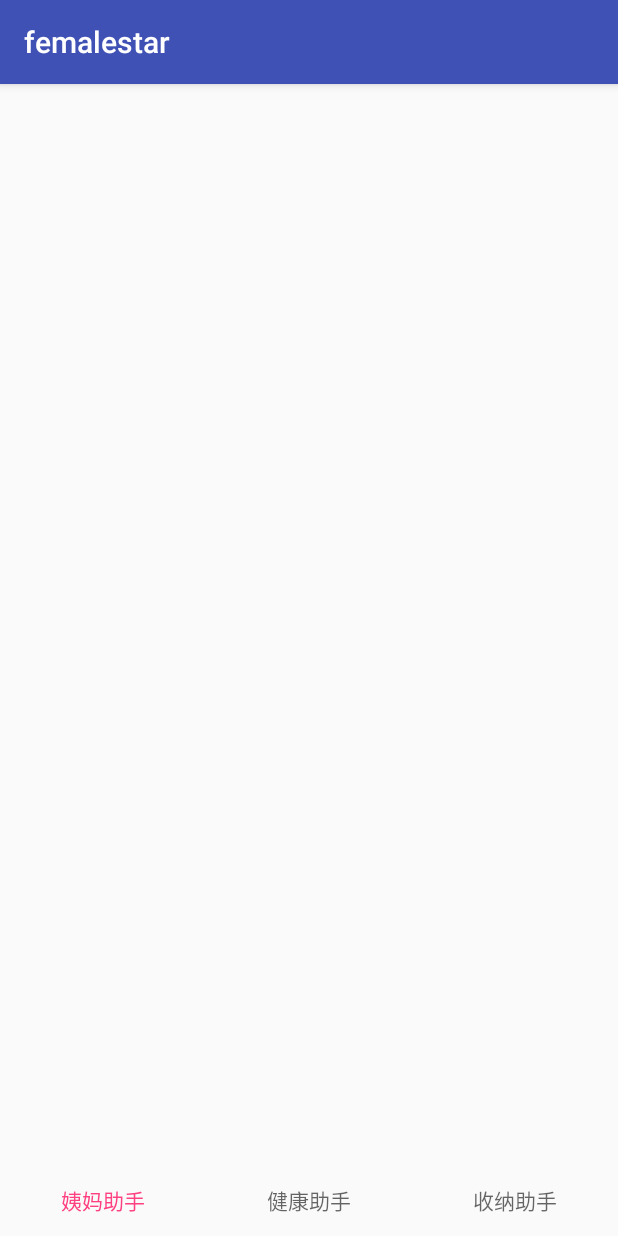
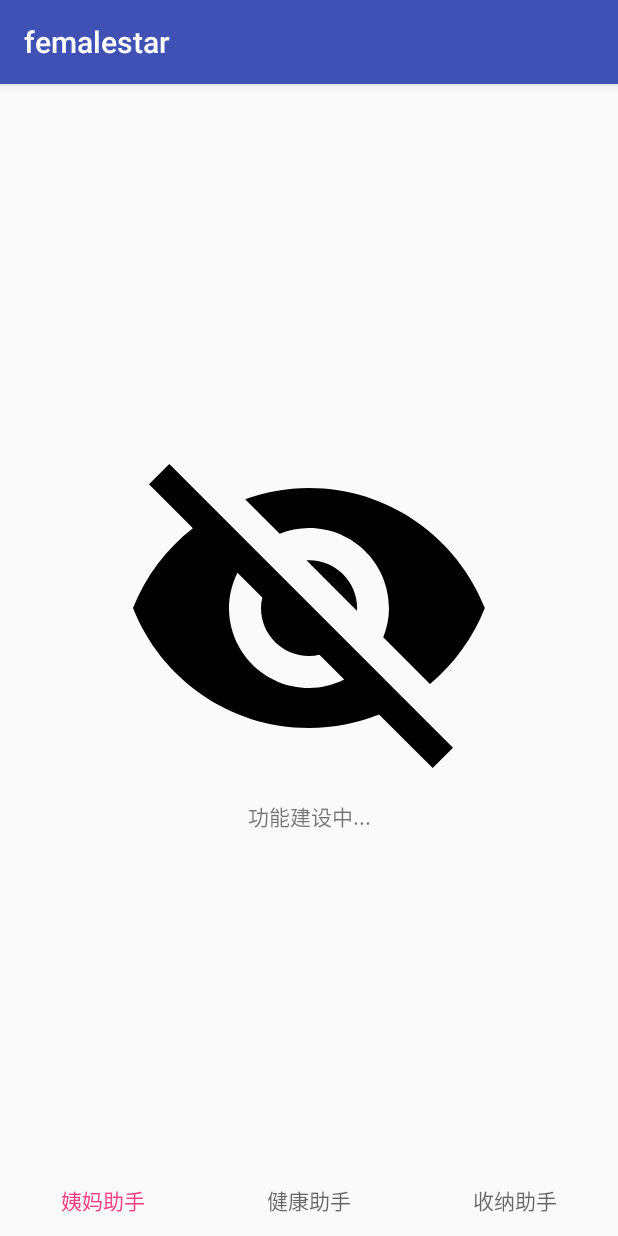
Before and after one commit to jacktian/femalestar-android, an Android app: the screen it shows after launch (MainActivity), on a phone screen of 412 x 824 dp. Run offline under Robolectric (Android 15) with nearby library versions, the phone set to English and light mode, and no system bars.

Commit message:
初步完成姨妈助手查询界面

```diff
--- a/app/build.gradle
+++ b/app/build.gradle
@@ -19,6 +19,7 @@ android {
     }
 }
 
+
 dependencies {
     compile fileTree(include: ['*.jar'], dir: 'libs')
     compile "com.android.support:appcompat-v7:$rootProject.supportLibraryVersion"
@@ -30,4 +31,5 @@ dependencies {
     compile "com.google.guava:guava:$rootProject.guavaVersion"
 
     testCompile "junit:junit:$rootProject.ext.junitVersion"
+    compile 'com.android.support:support-v4:24.2.1'
 }
--- /dev/null
+++ b/app/src/main/java/cn/st/android/femalestar/BaseFragment.java
@@ -0,0 +1,26 @@
+package cn.st.android.femalestar;
+
+import android.os.Bundle;
+import android.support.annotation.Nullable;
+import android.support.v4.app.Fragment;
+import android.view.View;
+
+/**
+ * Created by coolearth on 16-10-10.
+ */
+
+public abstract class BaseFragment<T> extends Fragment {
+    protected T presenter;
+
+    public abstract T createPresenter();
+
+    @Override
+    public void onViewCreated(View view, @Nullable Bundle savedInstanceState) {
+        super.onViewCreated(view, savedInstanceState);
+        presenter=createPresenter();
+    }
+
+    public T getPresenter(){
+        return presenter;
+    }
+}
--- /dev/null
+++ b/app/src/main/java/cn/st/android/femalestar/BasePresenter.java
@@ -0,0 +1,9 @@
+package cn.st.android.femalestar;
+
+/**
+ * Created by coolearth on 16-10-9.
+ */
+
+public interface BasePresenter<T> {
+    void setView(T view);
+}
--- /dev/null
+++ b/app/src/main/java/cn/st/android/femalestar/BaseView.java
@@ -0,0 +1,8 @@
+package cn.st.android.femalestar;
+
+/**
+ * Created by coolearth on 16-10-9.
+ */
+
+public interface BaseView {
+}
--- a/app/src/main/java/cn/st/android/femalestar/main/MainActivity.java
+++ b/app/src/main/java/cn/st/android/femalestar/main/MainActivity.java
@@ -8,6 +8,7 @@ import android.support.v4.view.ViewPager;
 import android.support.v7.app.AppCompatActivity;
 
 import cn.st.android.femalestar.R;
+import cn.st.android.femalestar.menstruation.search.SearchMenstruationFragment;
 
 public class MainActivity extends AppCompatActivity {
 
@@ -24,6 +25,9 @@ public class MainActivity extends AppCompatActivity {
             private String[] titles=getResources().getStringArray(R.array.main_tab_titles);
             @Override
             public Fragment getItem(int position) {
+                if(position==0){
+                    return new SearchMenstruationFragment();
+                }
                 return new Fragment();
             }
 
--- /dev/null
+++ b/app/src/main/java/cn/st/android/femalestar/menstruation/search/SearchMenstruationContract.java
@@ -0,0 +1,18 @@
+package cn.st.android.femalestar.menstruation.search;
+
+import cn.st.android.femalestar.BasePresenter;
+import cn.st.android.femalestar.BaseView;
+
+/**
+ * Created by coolearth on 16-10-9.
+ */
+
+public interface SearchMenstruationContract {
+    interface View extends BaseView{
+
+    }
+
+    interface Presenter extends BasePresenter<View>{
+
+    }
+}
--- /dev/null
+++ b/app/src/main/java/cn/st/android/femalestar/menstruation/search/SearchMenstruationFragment.java
@@ -0,0 +1,38 @@
+package cn.st.android.femalestar.menstruation.search;
+
+
+import android.os.Bundle;
+import android.support.v4.app.Fragment;
+import android.view.LayoutInflater;
+import android.view.View;
+import android.view.ViewGroup;
+
+import cn.st.android.femalestar.BaseFragment;
+import cn.st.android.femalestar.R;
+
+/**
+ * A simple {@link Fragment} subclass.
+ */
+public class SearchMenstruationFragment extends BaseFragment<SearchMenstruationContract.Presenter> implements SearchMenstruationContract.View{
+
+    private SearchMenstruationContract.Presenter mPresenter;
+
+
+    public SearchMenstruationFragment() {
+        // Required empty public constructor
+
+    }
+
+    @Override
+    public View onCreateView(LayoutInflater inflater, ViewGroup container,
+                             Bundle savedInstanceState) {
+        // Inflate the layout for this fragment
+        return inflater.inflate(R.layout.search_menstruation_frag, container, false);
+    }
+
+
+    @Override
+    public SearchMenstruationContract.Presenter createPresenter() {
+        return new SearchMenstruationPresenter();
+    }
+}
--- /dev/null
+++ b/app/src/main/java/cn/st/android/femalestar/menstruation/search/SearchMenstruationPresenter.java
@@ -0,0 +1,16 @@
+package cn.st.android.femalestar.menstruation.search;
+
+import com.google.common.base.Preconditions;
+
+/**
+ * Created by coolearth on 16-10-9.
+ */
+
+public class SearchMenstruationPresenter implements SearchMenstruationContract.Presenter {
+    private SearchMenstruationContract.View mView;
+
+    @Override
+    public void setView(SearchMenstruationContract.View view) {
+        mView= Preconditions.checkNotNull(view);
+    }
+}
--- /dev/null
+++ b/app/src/main/res/drawable/icon_to_be_continued.xml
@@ -0,0 +1,4 @@
+<vector android:height="256dp" android:viewportHeight="24.0"
+    android:viewportWidth="24.0" android:width="256dp" xmlns:android="http://schemas.android.com/apk/res/android">
+    <path android:fillColor="#FF000000" android:pathData="M12,7c2.76,0 5,2.24 5,5 0,0.65 -0.13,1.26 -0.36,1.83l2.92,2.92c1.51,-1.26 2.7,-2.89 3.43,-4.75 -1.73,-4.39 -6,-7.5 -11,-7.5 -1.4,0 -2.74,0.25 -3.98,0.7l2.16,2.16C10.74,7.13 11.35,7 12,7zM2,4.27l2.28,2.28 0.46,0.46C3.08,8.3 1.78,10.02 1,12c1.73,4.39 6,7.5 11,7.5 1.55,0 3.03,-0.3 4.38,-0.84l0.42,0.42L19.73,22 21,20.73 3.27,3 2,4.27zM7.53,9.8l1.55,1.55c-0.05,0.21 -0.08,0.43 -0.08,0.65 0,1.66 1.34,3 3,3 0.22,0 0.44,-0.03 0.65,-0.08l1.55,1.55c-0.67,0.33 -1.41,0.53 -2.2,0.53 -2.76,0 -5,-2.24 -5,-5 0,-0.79 0.2,-1.53 0.53,-2.2zM11.84,9.02l3.15,3.15 0.02,-0.16c0,-1.66 -1.34,-3 -3,-3l-0.17,0.01z"/>
+</vector>
--- /dev/null
+++ b/app/src/main/res/layout/search_menstruation_frag.xml
@@ -0,0 +1,16 @@
+<RelativeLayout xmlns:android="http://schemas.android.com/apk/res/android"
+    xmlns:tools="http://schemas.android.com/tools"
+    android:layout_width="match_parent"
+    android:layout_height="match_parent"
+    tools:context="cn.st.android.femalestar.menstruation.search.SearchMenstruationFragment">
+
+    <TextView
+        android:layout_width="wrap_content"
+        android:layout_height="wrap_content"
+        android:text="@string/txt_to_be_continued"
+        android:drawableTop="@drawable/icon_to_be_continued"
+        android:gravity="center"
+        android:layout_centerInParent="true"
+        />
+
+</RelativeLayout>
--- a/app/src/main/res/values/strings.xml
+++ b/app/src/main/res/values/strings.xml
@@ -3,4 +3,6 @@
     <string name="main_tab_title_menstruation_assistant">姨妈助手</string>
     <string name="main_tab_title_health_assistant">健康助手</string>
     <string name="main_tab_title_storage_assistant">收纳助手</string>
+
+    <string name="txt_to_be_continued">功能建设中...</string>
 </resources>
```
